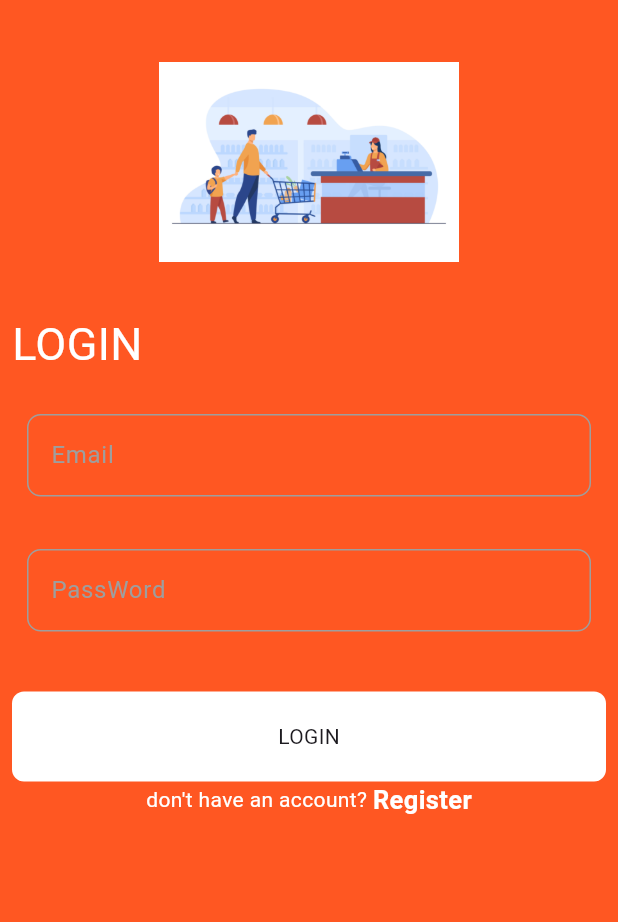
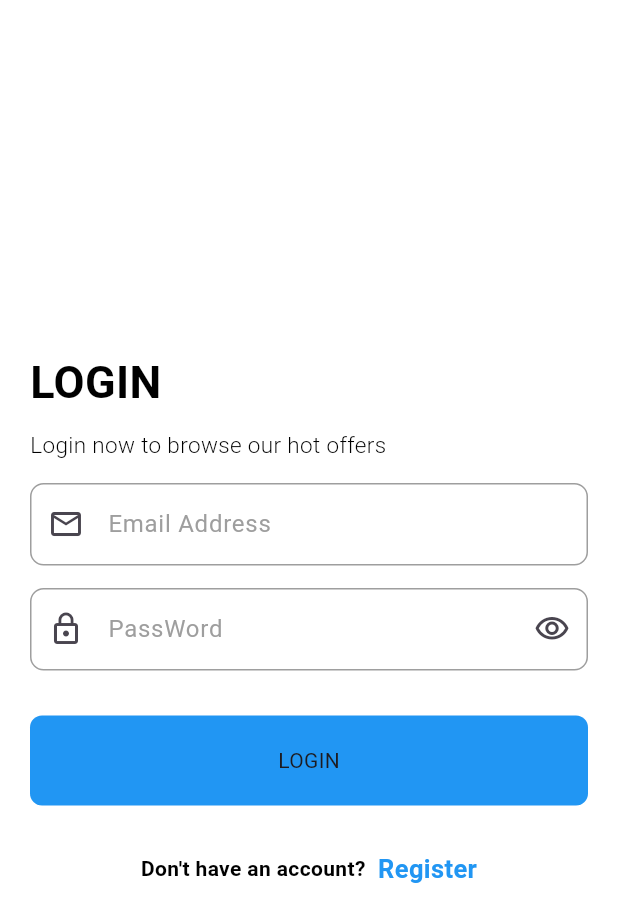
Before and after one commit to ahmedmohamed41/shop_app, a Flutter app: the screen it shows after launch, on a phone screen of 412 x 824 dp. Shown: the top 922 px of the screen. Run offline on Flutter 3.47's test engine with Material 3 defaults, Android fonts, the phone set to English and light mode, and no system bars; our stand-ins replace bloc, conditional_builder_null_safety, dio, flutter_bloc, shared_preferences, smooth_page_indicator.

Commit message:
create login screen and update dio_helper

```diff
--- /dev/null
+++ b/devtools_options.yaml
@@ -0,0 +1 @@
+extensions:
--- a/lib/layout/on_boarding_screen.dart
+++ b/lib/layout/on_boarding_screen.dart
@@ -1,6 +1,6 @@
 import 'package:flutter/material.dart';
 import 'package:shop_app/model/boarding_model.dart';
-import 'package:shop_app/module/login_screen.dart';
+import 'package:shop_app/module/login/login_screen.dart';
 import 'package:shop_app/shared/components/constaints.dart';
 import 'package:shop_app/widgets/custom_boarding_item.dart';
 import 'package:smooth_page_indicator/smooth_page_indicator.dart';
@@ -41,7 +41,7 @@ class _OnBoardingScreenState extends State<OnBoardingScreen> {
         actions: [
           TextButton(
             onPressed: () {
-              navigateAndFinsh(context, const LoginScreen());
+              navigateAndFinsh(context,  LoginScreen());
             },
             child: const Text(
               'SKIP',
@@ -91,7 +91,7 @@ class _OnBoardingScreenState extends State<OnBoardingScreen> {
                 FloatingActionButton(
                   onPressed: () {
                     if (isLast) {
-                      navigateAndFinsh(context, const LoginScreen());
+                      navigateAndFinsh(context,  LoginScreen());
                     } else {
                       boardController.nextPage(
                           duration: const Duration(milliseconds: 750),
--- a/lib/main.dart
+++ b/lib/main.dart
@@ -2,7 +2,7 @@ import 'package:flutter/material.dart';
 import 'package:flutter_bloc/flutter_bloc.dart';
 import 'package:shop_app/layout/cubit/news_cubit.dart';
 import 'package:shop_app/layout/on_boarding_screen.dart';
-import 'package:shop_app/module/login_screen.dart';
+import 'package:shop_app/module/login/login_screen.dart';
 import 'package:shop_app/shared/bloc_observer.dart';
 import 'package:shop_app/shared/network/local/cache_helper.dart';
 import 'package:shop_app/shared/network/remote/dio_helper.dart';
@@ -40,7 +40,7 @@ class ShopApp extends StatelessWidget {
             //     ? ThemeMode.dark
             //     : ThemeMode.light,
             ,
-            home: const LoginScreen(),
+            home: LoginScreen(),
           );
         },
       ),
--- /dev/null
+++ b/lib/module/cubit/login_state.dart
@@ -0,0 +1,14 @@
+part of 'login_cubit.dart';
+
+@immutable
+sealed class LoginState {}
+
+final class LoginInitialState extends LoginState {}
+
+final class LoginLoadingState extends LoginState {}
+
+final class LoginSuccessState extends LoginState {}
+
+final class LoginErrorState extends LoginState {}
+
+final class LoginChangePasswordVisibilityState extends LoginState {}
--- /dev/null
+++ b/lib/module/login/login_screen.dart
@@ -0,0 +1,144 @@
+import 'package:conditional_builder_null_safety/conditional_builder_null_safety.dart';
+import 'package:flutter/material.dart';
+import 'package:flutter_bloc/flutter_bloc.dart';
+import 'package:shop_app/module/cubit/login_cubit.dart';
+import 'package:shop_app/module/home/home_screen.dart';
+import 'package:shop_app/module/register/register_screen.dart';
+import 'package:shop_app/shared/components/constaints.dart';
+import 'package:shop_app/widgets/custom_button.dart';
+import 'package:shop_app/widgets/custom_text_from_filed.dart';
+
+class LoginScreen extends StatelessWidget {
+  LoginScreen({super.key});
+  final formKey = GlobalKey<FormState>();
+  @override
+  Widget build(BuildContext context) {
+    var emailController = TextEditingController();
+    var passwordController = TextEditingController();
+    return BlocProvider(
+      create: (context) => LoginCubit(),
+      child: BlocConsumer<LoginCubit, LoginState>(
+        listener: (context, state) {},
+        builder: (context, state) {
+          return Scaffold(
+            body: Padding(
+              padding: const EdgeInsets.all(20.0),
+              child: Form(
+                key: formKey,
+                child: Column(
+                  crossAxisAlignment: CrossAxisAlignment.start,
+                  mainAxisAlignment: MainAxisAlignment.center,
+                  children: [
+                    const Text(
+                      'LOGIN',
+                      style: TextStyle(
+                        fontSize: 30,
+                        color: Colors.black,
+                        fontWeight: FontWeight.bold,
+                      ),
+                    ),
+                    const SizedBox(
+                      height: 10.0,
+                    ),
+                    const Text(
+                      'Login now to browse our hot offers',
+                      style: TextStyle(
+                        fontSize: 15,
+                        color: Colors.black,
+                        fontWeight: FontWeight.w300,
+                      ),
+                    ),
+                    const SizedBox(
+                      height: 15.0,
+                    ),
+                    CustomTextFormField(
+                      controller: emailController,
+                      labelText: 'Email Address',
+                      inputType: TextInputType.emailAddress,
+                      prefixIcon: const Icon(Icons.email_outlined),
+                      validator: (value) {
+                        if (value!.isEmpty) {
+                          return 'Please enter your email address';
+                        } else {
+                          return null;
+                        }
+                      },
+                    ),
+                    const SizedBox(
+                      height: 15.0,
+                    ),
+                    CustomTextFormField(
+                      controller: passwordController,
+                      labelText: 'PassWord',
+                      inputType: TextInputType.visiblePassword,
+                      prefixIcon: const Icon(Icons.lock_outline),
+                      suffixIcon: LoginCubit.get(context).suffix,
+                      validator: (value) {
+                        if (value!.isEmpty) {
+                          return 'Please enter your password';
+                        } else {
+                          return null;
+                        }
+                      },
+                      isPassword:LoginCubit.get(context).isPassword ,
+                      suffixPressed: () {
+                        LoginCubit.get(context).changePasswordVisibility();
+                      },
+                    ),
+                    const SizedBox(
+                      height: 30.0,
+                    ),
+                    ConditionalBuilder(
+                      condition: state is! LoginLoadingState,
+                      builder: (context) => CustomButton(
+                        onTap: () {
+                          if (formKey.currentState!.validate()) {
+                            LoginCubit.get(context).userLogin(
+                                email: emailController.text,
+                                password: passwordController.text);
+                          }
+                        },
+                        text: 'LOGIN',
+                      ),
+                      fallback: (context) => const Center(
+                        child: CircularProgressIndicator(),
+                      ),
+                    ),
+                    const SizedBox(
+                      height: 30.0,
+                    ),
+                    Row(
+                      mainAxisAlignment: MainAxisAlignment.center,
+                      children: [
+                        const Text(
+                          "Don't have an account? ",
+                          style: TextStyle(
+                            color: Colors.black,
+                            fontWeight: FontWeight.bold,
+                          ),
+                        ),
+                        GestureDetector(
+                          onTap: () {
+                            navigateTo(context, const RegisterScreen());
+                          },
+                          child: const Text(
+                            ' Register',
+                            style: TextStyle(
+                              color: kAppbarColor,
+                              fontSize: 17.0,
+                              fontWeight: FontWeight.bold,
+                            ),
+                          ),
+                        )
+                      ],
+                    ),
+                  ],
+                ),
+              ),
+            ),
+          );
+        },
+      ),
+    );
+  }
+}
--- a/lib/module/login_screen.dart
+++ /dev/null
@@ -1,86 +0,0 @@
-import 'package:flutter/material.dart';
-import 'package:shop_app/shared/components/constaints.dart';
-import 'package:shop_app/widgets/custom_button.dart';
-import 'package:shop_app/widgets/custom_text_from_filed.dart';
-
-class LoginScreen extends StatelessWidget {
-  const LoginScreen({super.key});
-
-  @override
-  Widget build(BuildContext context) {
-    return Scaffold(
-      backgroundColor: defaultColor,
-      body: Padding(
-        padding: const EdgeInsets.all(8.0),
-        child: ListView(
-          children: [
-            const Center(
-              child: CircleAvatar(
-                radius: 100.0,
-                backgroundColor: defaultColor,
-                child: Image(
-                  image: AssetImage('assets/images/onboard_1.jpg'),
-                ),
-              ),
-            ),
-            const Text(
-              'LOGIN',
-              style: TextStyle(
-                fontSize: 30,
-                color: Colors.white,
-              ),
-            ),
-            const SizedBox(
-              height: 15.0,
-            ),
-            const CustomTextFormField(
-              labelText: 'Email',
-              inputType: TextInputType.emailAddress,
-            ),
-            const SizedBox(
-              height: 15.0,
-            ),
-            const CustomTextFormField(
-              labelText: 'PassWord',
-              inputType: TextInputType.visiblePassword,
-            ),
-            const SizedBox(
-              height: 30.0,
-            ),
-            const CustomButton(
-              text: 'LOGIN',
-            ),
-            Row(
-              mainAxisAlignment: MainAxisAlignment.center,
-              children: [
-                const Text(
-                  "don't have an account? ",
-                  style: TextStyle(
-                    color: Colors.white,
-                  ),
-                ),
-                GestureDetector(
-                  onTap: () {
-                    // Navigator.push(context, MaterialPageRoute(
-                    //   builder: (context) {
-                    //     return const RegisterPage();
-                    //   },
-                    // ));
-                  },
-                  child: const Text(
-                    'Register',
-                    style: TextStyle(
-                      color: Colors.white,
-                      fontSize: 17.0,
-                      fontWeight: FontWeight.bold,
-                    ),
-                  ),
-                )
-              ],
-            ),
-          ],
-        ),
-      ),
-    );
-  }
-}
--- /dev/null
+++ b/lib/shared/network/endpoints/end_points.dart
@@ -0,0 +1 @@
+const login = 'login';
--- a/lib/shared/network/remote/dio_helper.dart
+++ b/lib/shared/network/remote/dio_helper.dart
@@ -6,19 +6,43 @@ class DioHelper {
   static init() {
     dio = Dio(
       BaseOptions(
-        baseUrl: 'https://newsapi.org/',
-        receiveDataWhenStatusError: true,
-      ),
+          baseUrl: 'https://student.valuxapps.com/api/',
+          receiveDataWhenStatusError: true,
+          headers: {'Content-Type': 'application/json'}),
     );
   }
 
   static Future<Response> getData({
     required String url,
     required Map<String, dynamic> query,
+    String lang = 'ar',
+    String? token,
   }) async {
+    dio.options.headers = {
+      'lang': lang,
+      'Authorization': token,
+    };
     return await dio.get(
       url,
       queryParameters: query,
     );
   }
+
+  static Future<Response> postData({
+    required String url,
+    Map<String, dynamic>? query,
+    required Map<String, dynamic> data,
+    String lang = 'ar',
+    String? token,
+  }) async {
+    dio.options.headers = {
+      'lang': lang,
+      'Authorization': token,
+    };
+    return await dio.post(
+      url,
+      queryParameters: query,
+      data: data,
+    );
+  }
 }
--- a/lib/widgets/custom_button.dart
+++ b/lib/widgets/custom_button.dart
@@ -1,16 +1,21 @@
 import 'package:flutter/material.dart';
+import 'package:shop_app/shared/components/constaints.dart';
 
 class CustomButton extends StatelessWidget {
   const CustomButton({
+    this.onTap,
     required this.text,
     super.key,
   });
   final String text;
+  final void Function()? onTap;
   @override
   Widget build(BuildContext context) {
-    return Container(
+    return GestureDetector(
+      onTap: onTap,
+      child: Container(
         decoration: BoxDecoration(
-        color: Colors.white,
+          color: kAppbarColor,
           borderRadius: BorderRadius.circular(8),
         ),
         height: 60,
@@ -18,6 +23,7 @@ class CustomButton extends StatelessWidget {
         child: Center(
           child: Text(text),
         ),
+      ),
     );
   }
 }
--- a/lib/widgets/custom_text_from_filed.dart
+++ b/lib/widgets/custom_text_from_filed.dart
@@ -9,27 +9,35 @@ class CustomTextFormField extends StatelessWidget {
     this.onSaved,
     this.onChanged,
     this.onTap,
+    this.onSubmit,
     this.validator,
     this.controller,
     this.prefixIcon,
+    this.suffixIcon,
     this.isEnabled,
+    this.suffixPressed,
+    this.isPassword = false,
   });
+  final bool isPassword;
   final String labelText;
   final int maxLines;
   final Widget? prefixIcon;
+  final IconData? suffixIcon;
   final bool? isEnabled;
   final TextEditingController? controller;
   final Function(String?)? onSaved;
   final Function(String)? onChanged;
   final Function()? onTap;
+  final Function(String)? onSubmit;
+  final void Function()? suffixPressed;
   final String? Function(String?)? validator;
 
   final TextInputType? inputType;
   @override
   Widget build(BuildContext context) {
-    return Padding(
-      padding: const EdgeInsets.symmetric(horizontal: 10, vertical: 10),
-      child: TextFormField(
+    return TextFormField(
+      obscureText: isPassword,
+      onFieldSubmitted: onSubmit,
       enabled: isEnabled,
       controller: controller,
       onTap: onTap,
@@ -40,23 +48,26 @@ class CustomTextFormField extends StatelessWidget {
       maxLines: maxLines,
       style: const TextStyle(fontSize: 15.0),
       decoration: InputDecoration(
+        suffixIcon: suffixIcon != null
+            ? IconButton(
+                onPressed: suffixPressed,
+                icon: Icon(suffixIcon),
+              )
+            : null,
         prefixIcon: prefixIcon,
         labelText: labelText,
-          labelStyle:  const TextStyle(
-            color: Colors.grey
-          ),
+        labelStyle: const TextStyle(color: Colors.grey),
         focusedBorder: const OutlineInputBorder(
           borderSide: BorderSide(),
         ),
         enabledBorder: OutlineInputBorder(
-            borderSide:  const BorderSide(color:Colors.grey),
+          borderSide: const BorderSide(color: Colors.grey),
           borderRadius: BorderRadius.circular(9),
         ),
         border: const OutlineInputBorder(
           borderSide: BorderSide(),
         ),
       ),
-      ),
     );
   }
 }
--- a/pubspec.yaml
+++ b/pubspec.yaml
@@ -39,6 +39,7 @@ dependencies:
   shared_preferences: ^2.2.2
   dio: ^5.4.0
   smooth_page_indicator: ^1.1.0
+  conditional_builder_null_safety: ^0.0.6
 
 dev_dependencies:
   flutter_test:
```
Also changed, not shown: lib/file.json (added, +14 -0 lines), lib/module/cubit/login_cubit.dart (added, +48 -0 lines), lib/module/home/home_screen.dart (added, +14 -0 lines), lib/module/register/register_screen.dart (added, +14 -0 lines), lib/shared/components/constaints.dart (+11 -4 lines), lib/widgets/custom_bottom.dart (deleted, +0 -19 lines), lib/widgets/custom_condition_builder.dart (added, +34 -0 lines), pubspec.lock. Lines whose indentation alone changed are shown as unchanged.
